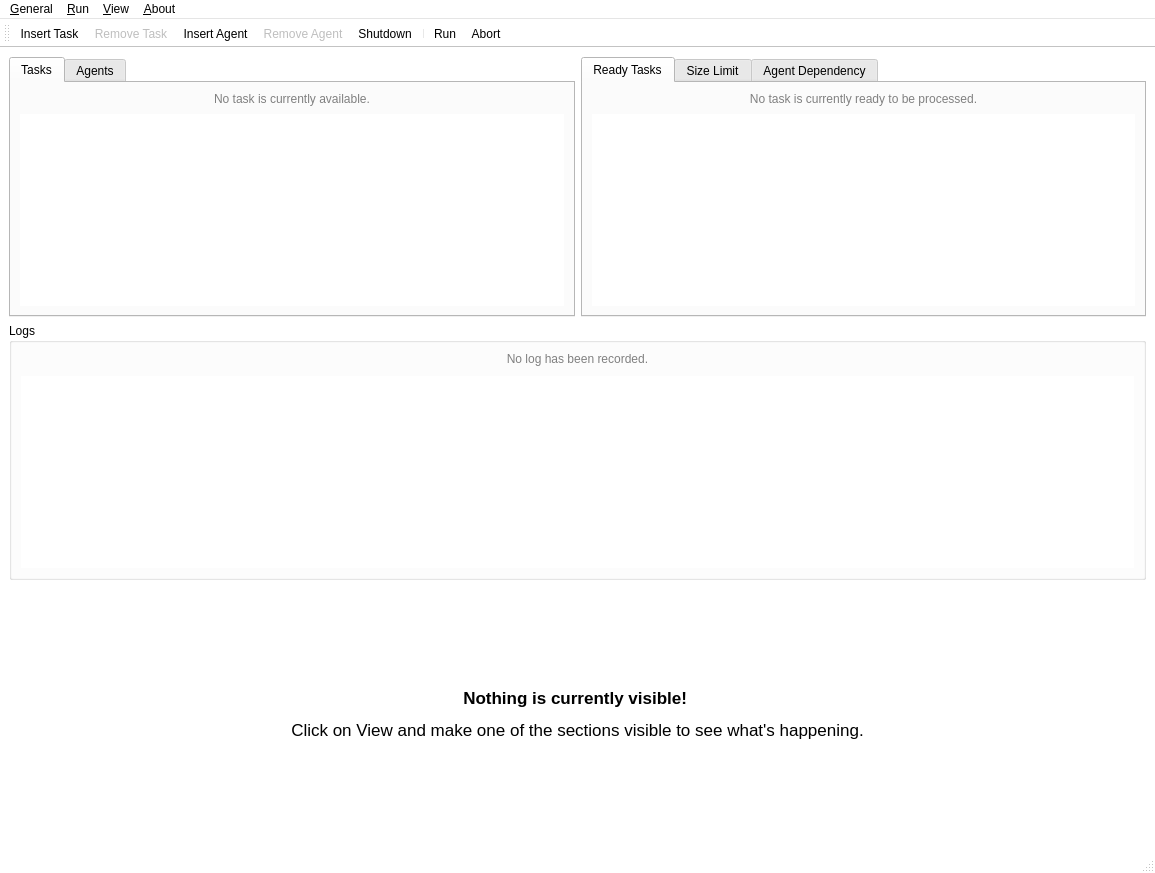
The window that ui/panels/mainpanel.ui (amirmohsen1384/legendary-os) describes before a commit, drawn with Qt 5.
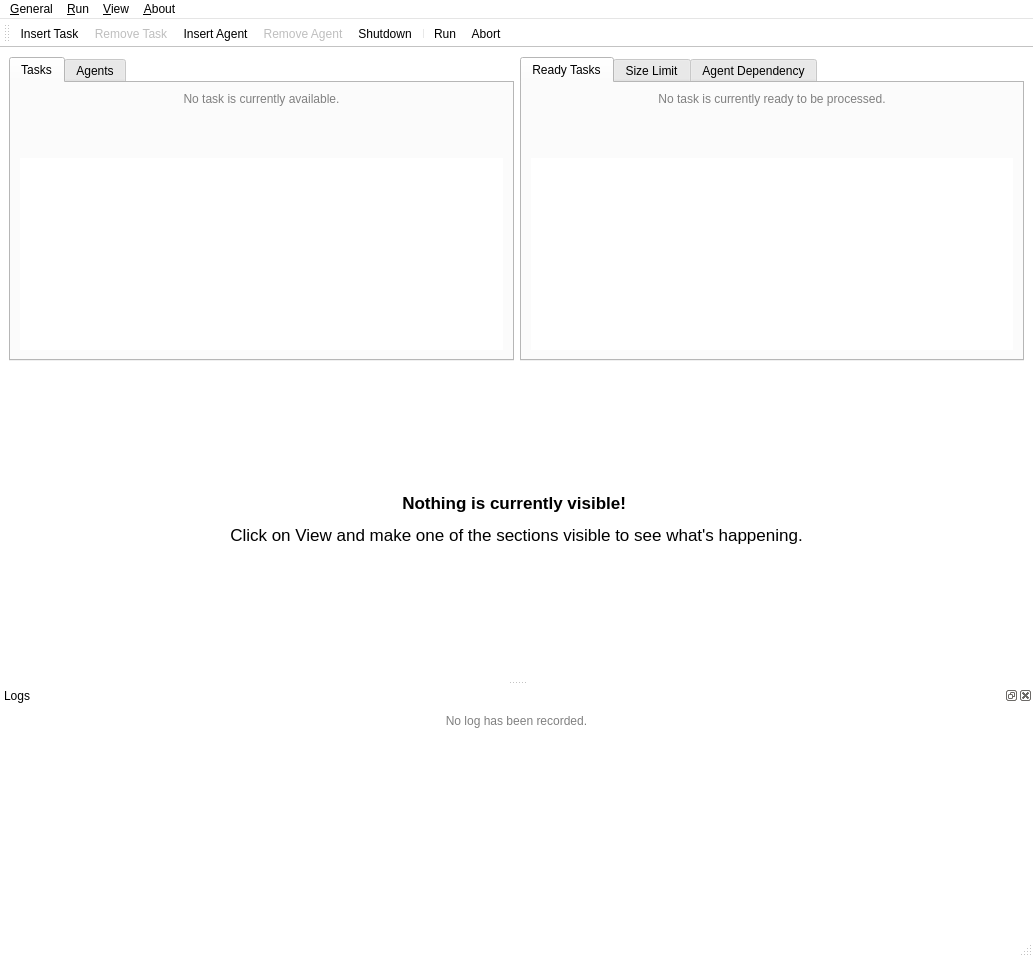
The same window after the commit. Icons and pictures are not drawn.

Commit message: Moved the logs into a dock widget

```diff
--- a/ui/panels/mainpanel.ui
+++ b/ui/panels/mainpanel.ui
@@ -6,8 +6,8 @@
    <rect>
     <x>0</x>
     <y>0</y>
-    <width>1155</width>
-    <height>873</height>
+    <width>1033</width>
+    <height>957</height>
    </rect>
   </property>
   <property name="sizePolicy">
@@ -65,9 +65,6 @@
   <property name="windowTitle">
    <string>Legendary OS</string>
   </property>
-  <property name="styleSheet">
-   <string notr="true"/>
-  </property>
   <widget class="QWidget" name="centralwidget">
    <layout class="QVBoxLayout" name="verticalLayout">
     <item>
@@ -297,56 +294,6 @@
       </item>
      </layout>
     </item>
-    <item>
-     <widget class="QGroupBox" name="logsGroup">
-      <property name="sizePolicy">
-       <sizepolicy hsizetype="MinimumExpanding" vsizetype="MinimumExpanding">
-        <horstretch>0</horstretch>
-        <verstretch>0</verstretch>
-       </sizepolicy>
-      </property>
-      <property name="title">
-       <string>Logs</string>
-      </property>
-      <property name="flat">
-       <bool>false</bool>
-      </property>
-      <layout class="QVBoxLayout" name="logsLayout">
-       <item>
-        <widget class="QLabel" name="logsEmptyLabel">
-         <property name="sizePolicy">
-          <sizepolicy hsizetype="MinimumExpanding" vsizetype="MinimumExpanding">
-           <horstretch>0</horstretch>
-           <verstretch>0</verstretch>
-          </sizepolicy>
-         </property>
-         <property name="styleSheet">
-          <string notr="true">color:gray</string>
-         </property>
-         <property name="text">
-          <string>No log has been recorded.</string>
-         </property>
-         <property name="alignment">
-          <set>Qt::AlignmentFlag::AlignHCenter|Qt::AlignmentFlag::AlignTop</set>
-         </property>
-        </widget>
-       </item>
-       <item>
-        <widget class="QTableView" name="logsView">
-         <property name="frameShape">
-          <enum>QFrame::Shape::NoFrame</enum>
-         </property>
-         <property name="frameShadow">
-          <enum>QFrame::Shadow::Plain</enum>
-         </property>
-         <property name="autoScroll">
-          <bool>false</bool>
-         </property>
-        </widget>
-       </item>
-      </layout>
-     </widget>
-    </item>
     <item>
      <widget class="QFrame" name="emptyFrame">
       <property name="sizePolicy">
@@ -440,7 +387,7 @@
     <rect>
      <x>0</x>
      <y>0</y>
-     <width>1155</width>
+     <width>1033</width>
      <height>26</height>
     </rect>
    </property>
@@ -512,6 +459,53 @@
    <addaction name="actionPlay"/>
    <addaction name="actionAbort"/>
   </widget>
+  <widget class="QDockWidget" name="logsDock">
+   <property name="allowedAreas">
+    <set>Qt::DockWidgetArea::AllDockWidgetAreas</set>
+   </property>
+   <property name="windowTitle">
+    <string>Logs</string>
+   </property>
+   <attribute name="dockWidgetArea">
+    <number>8</number>
+   </attribute>
+   <widget class="QWidget" name="dockWidgetContents">
+    <layout class="QVBoxLayout" name="verticalLayout_7">
+     <item>
+      <widget class="QLabel" name="logsEmptyLabel">
+       <property name="sizePolicy">
+        <sizepolicy hsizetype="MinimumExpanding" vsizetype="MinimumExpanding">
+         <horstretch>0</horstretch>
+         <verstretch>0</verstretch>
+        </sizepolicy>
+       </property>
+       <property name="styleSheet">
+        <string notr="true">color:gray</string>
+       </property>
+       <property name="text">
+        <string>No log has been recorded.</string>
+       </property>
+       <property name="alignment">
+        <set>Qt::AlignmentFlag::AlignHCenter|Qt::AlignmentFlag::AlignTop</set>
+       </property>
+      </widget>
+     </item>
+     <item>
+      <widget class="QTableView" name="logsView">
+       <property name="frameShape">
+        <enum>QFrame::Shape::NoFrame</enum>
+       </property>
+       <property name="frameShadow">
+        <enum>QFrame::Shadow::Plain</enum>
+       </property>
+       <property name="autoScroll">
+        <bool>false</bool>
+       </property>
+      </widget>
+     </item>
+    </layout>
+   </widget>
+  </widget>
   <action name="actionLogs">
    <property name="checkable">
     <bool>true</bool>
```
Left out of the diff: 10 changed lines with no effect on the pictures. The commit also changes 2 other files.
